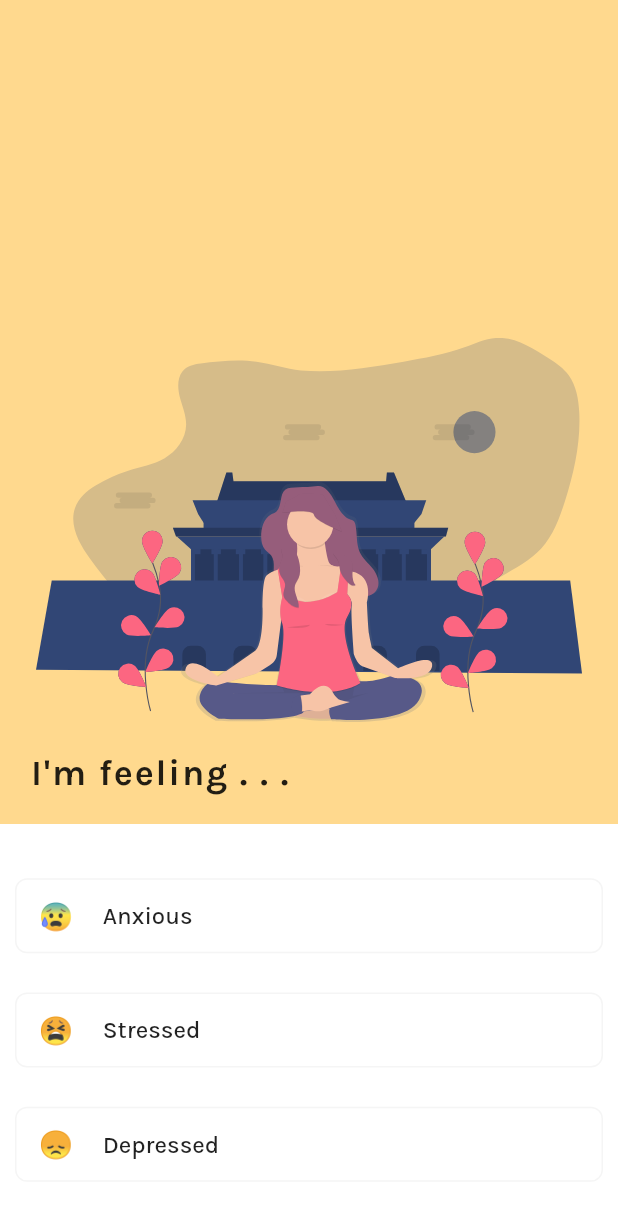
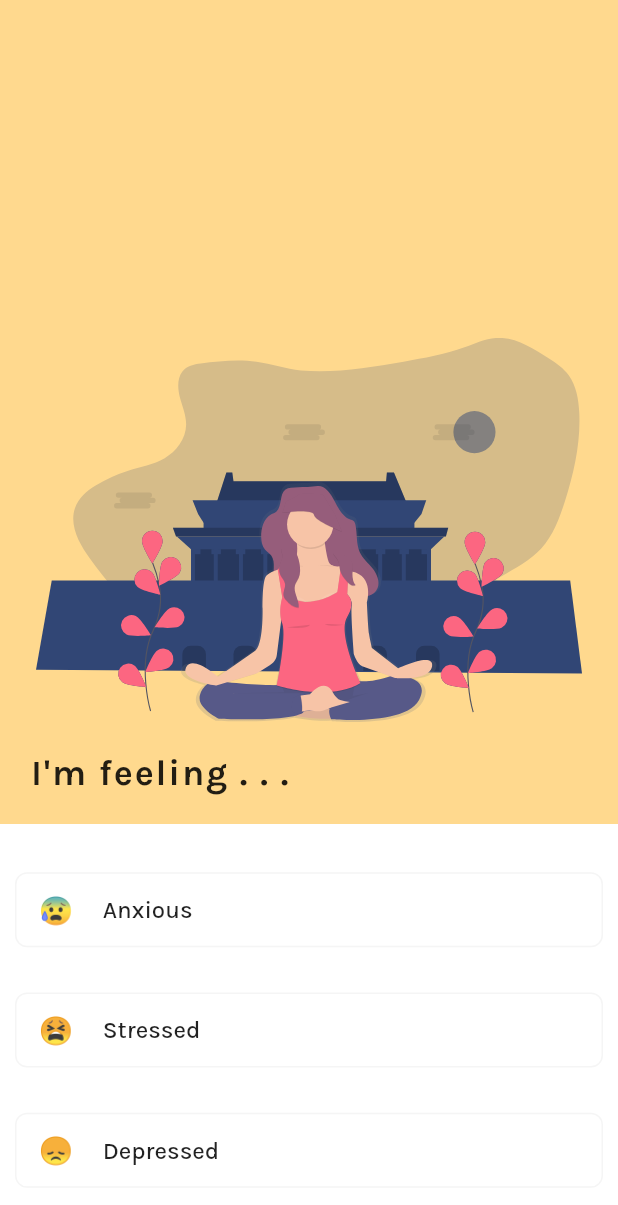
Before and after one commit to chuabingquan/helm, a Flutter app: the screen it shows after launch, on a phone screen of 412 x 824 dp. Shown: the top 1205 px of the screen. Run offline on Flutter 3.47's test engine with Material 2 defaults, Android fonts, the phone set to English and light mode, and no system bars; our stand-ins replace flutter_svg, google_fonts.

Commit message:
Update home UI

```diff
--- a/lib/screens/home.dart
+++ b/lib/screens/home.dart
@@ -58,7 +58,10 @@ class Home extends StatelessWidget {
               flex: 1,
               child: Container(
                 width: double.infinity,
-                padding: const EdgeInsets.all(10.0),
+                padding: const EdgeInsets.symmetric(
+                  horizontal: 10.0,
+                  vertical: 2.0,
+                ),
                 color: Colors.white,
                 child: Column(
                   mainAxisAlignment: MainAxisAlignment.spaceEvenly,
```
Also changed, not shown: 1 other file.
